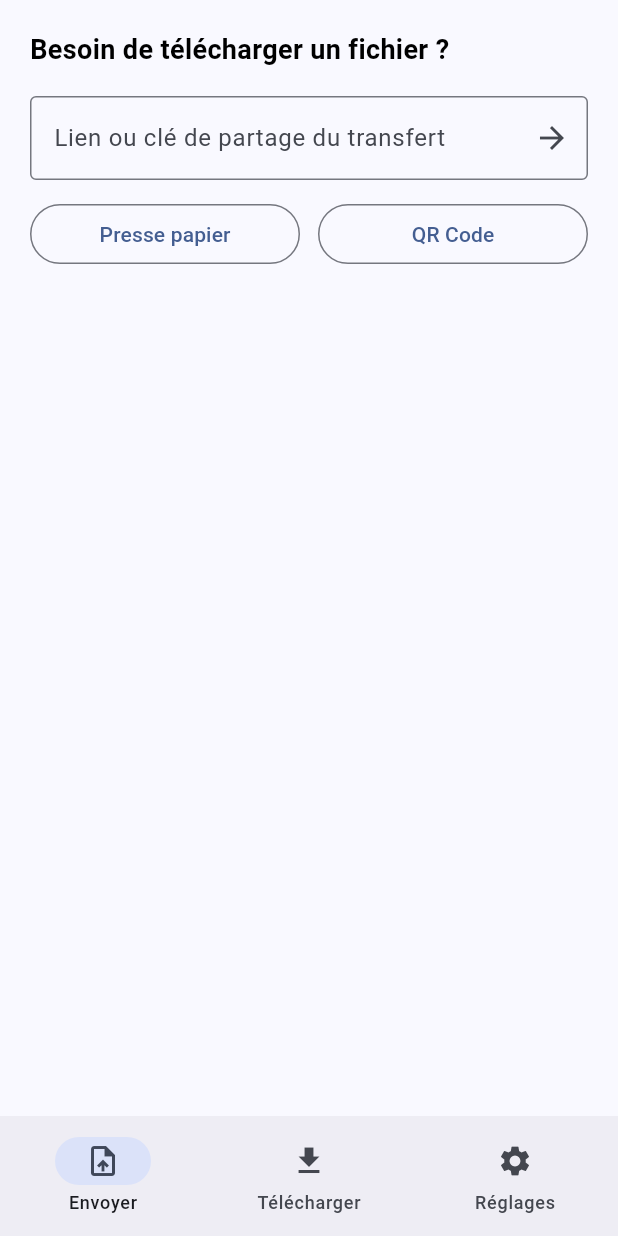
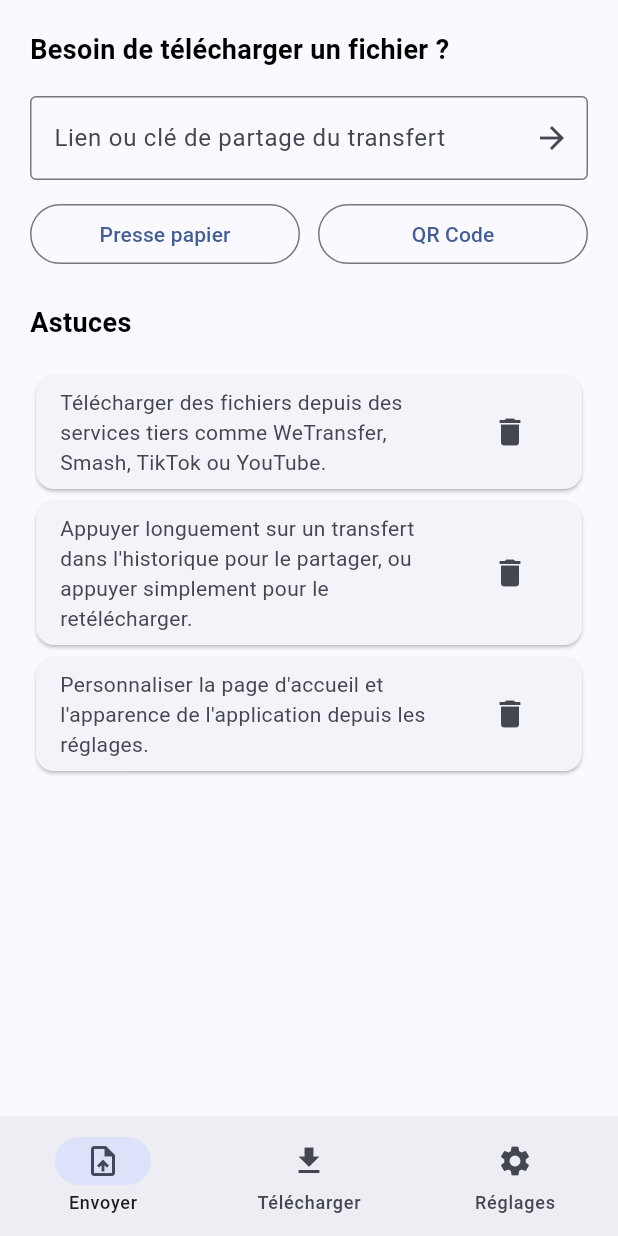
Before and after one commit to hoststend/stend-mobile, a Flutter app: the screen it shows after launch, swiped to page 2, on a phone screen of 412 x 824 dp. Run offline on Flutter 3.47's test engine with Material 3 defaults, Android fonts, the phone set to English and light mode, and no system bars; drawn by our look-alikes of dynamic_color; our stand-ins replace adaptive_dialog, dio, file_picker, flutter_colorpicker, get_storage, image_picker and 5 more; missing offline and left inert: qr_code_scanner.

Commit message:
Ajout tips dans la page de téléchargement

```diff
--- a/lib/pages/download.dart
+++ b/lib/pages/download.dart
@@ -83,6 +83,7 @@ class _DownloadPageState extends State<DownloadPage> {
   Tuple3<String, double?, String?> downloadAlertTupple = const Tuple3("Préparation...", null, null);
 
   List historic = [];
+  List tips = [];
 
   @override
   void initState() {
@@ -91,6 +92,16 @@ class _DownloadPageState extends State<DownloadPage> {
 
     setState(() {
       historic = box.read('historic') ?? [];
+      if (box.read('tips') != null) {
+        tips = box.read('tips');
+      } else {
+        tips = [
+          "Télécharger des fichiers depuis des services tiers comme WeTransfer, Smash, TikTok ou YouTube.",
+          "Appuyer longuement sur un transfert dans l'historique pour le partager, ou appuyer simplement pour le retélécharger.",
+          "Personnaliser la page d'accueil et l'apparence de l'application depuis les réglages."
+        ];
+        box.write('tips', tips);
+      }
     });
 
     super.initState();
@@ -809,6 +820,48 @@ class _DownloadPageState extends State<DownloadPage> {
               const SizedBox(height: 22.0),
 
               // Titre de la section
+              tips.isNotEmpty ? Align(
+                alignment: Alignment.centerLeft,
+                child: Text(
+                  "Astuces",
+
+                  style: TextStyle(
+                    fontSize: 18,
+                    fontWeight: FontWeight.w600,
+                    color: Theme.of(context).colorScheme.brightness == Brightness.dark ? Colors.white : Colors.black,
+                  )
+                )
+              ) : const SizedBox.shrink(),
+
+              tips.isNotEmpty ? const SizedBox(height: 18.0) : const SizedBox.shrink(),
+
+              // Cartes avec les astuces
+              ListView.builder(
+                shrinkWrap: true,
+                physics: const NeverScrollableScrollPhysics(),
+                itemCount: tips.length,
+                itemBuilder: (BuildContext context, int index) {
+                  return Card(
+                    child: ListTile(
+                      subtitle: Text(tips[index]),
+                      trailing: IconButton(
+                        icon: const Icon(Icons.delete),
+                        onPressed: () {
+                          HapticFeedback.lightImpact();
+                          setState(() {
+                            tips.removeAt(index);
+                            box.write('tips', tips);
+                          });
+                        },
+                      ),
+                    ),
+                  );
+                }
+              ),
+
+              tips.isNotEmpty ? const SizedBox(height: 18.0) : const SizedBox.shrink(),
+
+              // Titre de la section
               historic.isNotEmpty ? Align(
                 alignment: Alignment.centerLeft,
                 child: Text(
@@ -822,7 +875,7 @@ class _DownloadPageState extends State<DownloadPage> {
                 )
               ) : const SizedBox.shrink(),
 
-              const SizedBox(height: 18.0),
+              historic.isNotEmpty ? const SizedBox(height: 18.0) : const SizedBox.shrink(),
 
               // Cartes avec les précédents envois
               ListView.builder(
```
